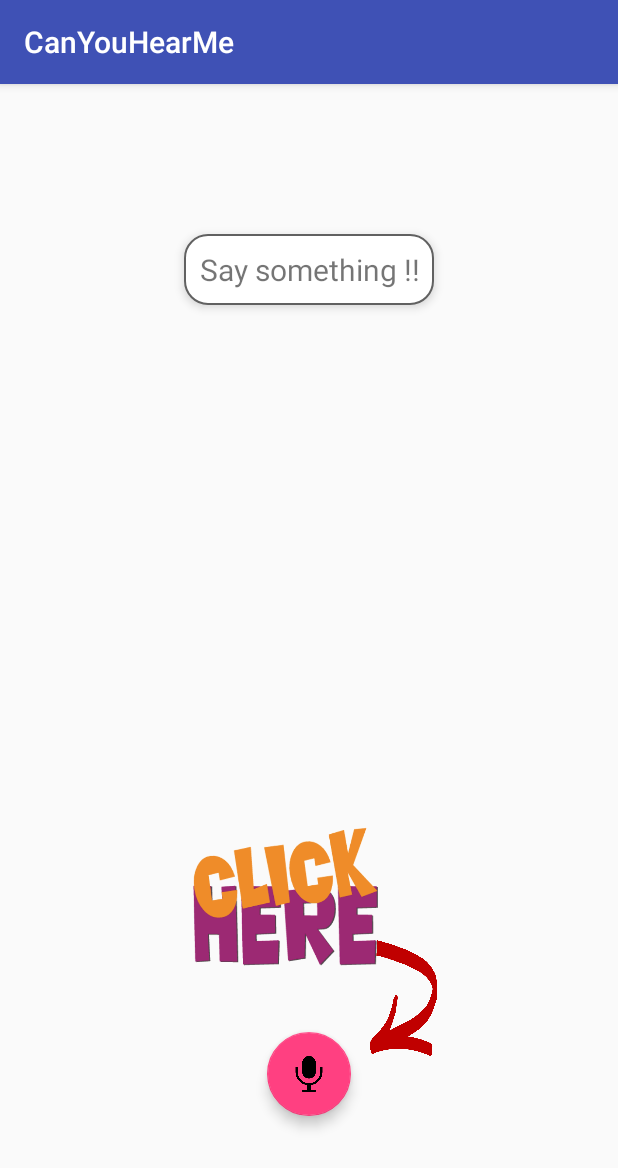
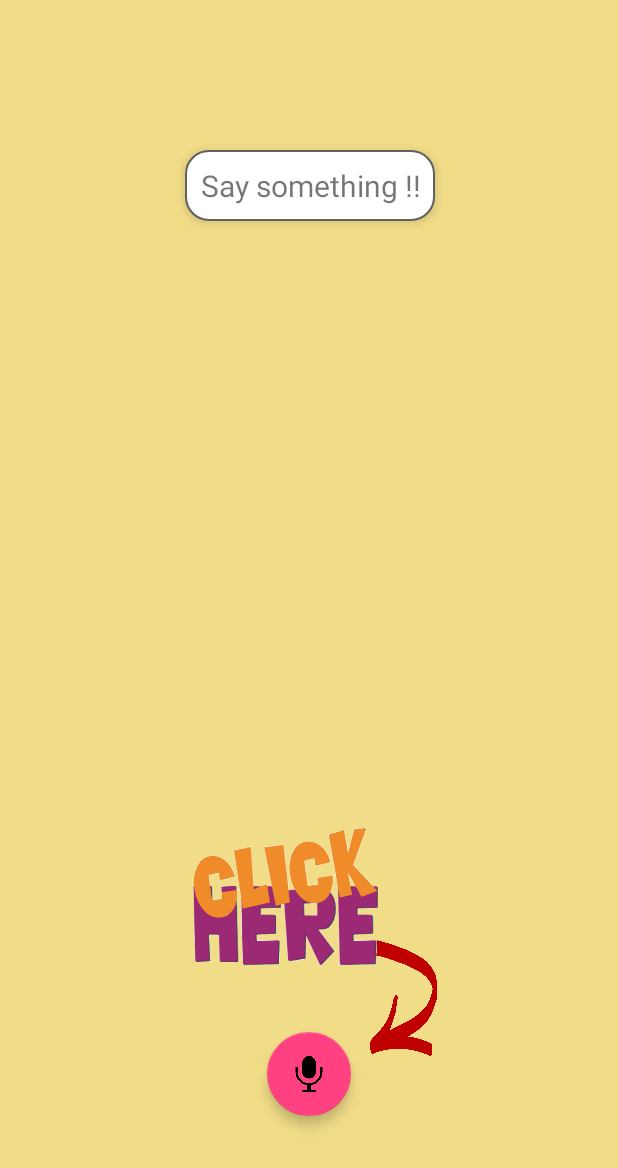
Before and after one commit to DipanshKhandelwal/CanYouHearMe, an Android app: the screen it shows after launch (MainActivity), on a phone screen of 412 x 824 dp. Shown: the top 1168 px of the screen. Run offline under Robolectric (Android 15) with nearby library versions, the phone set to English and light mode, and no system bars.

Commit message:
Removed title bar

```diff
--- a/app/src/main/java/com/example/dipansh/canyouhearme/MainActivity.java
+++ b/app/src/main/java/com/example/dipansh/canyouhearme/MainActivity.java
@@ -7,6 +7,7 @@ import android.support.design.widget.FloatingActionButton;
 import android.support.v7.app.AppCompatActivity;
 import android.os.Bundle;
 import android.view.View;
+import android.view.Window;
 import android.widget.TextView;
 
 import java.util.ArrayList;
--- a/app/src/main/res/layout/activity_main.xml
+++ b/app/src/main/res/layout/activity_main.xml
@@ -4,6 +4,7 @@
     xmlns:tools="http://schemas.android.com/tools"
     android:layout_width="match_parent"
     android:layout_height="match_parent"
+    android:background="#f1dd88"
     tools:context="com.example.dipansh.canyouhearme.MainActivity">
 
     <TextView
@@ -15,11 +16,11 @@
         android:textAlignment="center"
         android:elevation="4dp"
         android:background="@drawable/border"
-        app:layout_constraintBottom_toBottomOf="parent"
         app:layout_constraintLeft_toLeftOf="parent"
         app:layout_constraintRight_toRightOf="parent"
+        app:layout_constraintHorizontal_bias="0.502"
         app:layout_constraintTop_toTopOf="parent"
-        app:layout_constraintVertical_bias="0.139" />
+        android:layout_marginTop="100dp" />
 
     <android.support.design.widget.FloatingActionButton
         android:id="@+id/Listen"
--- a/app/src/main/res/values/styles.xml
+++ b/app/src/main/res/values/styles.xml
@@ -1,7 +1,7 @@
 <resources>
 
     <!-- Base application theme. -->
-    <style name="AppTheme" parent="Theme.AppCompat.Light.DarkActionBar">
+    <style name="AppTheme" parent="Theme.AppCompat.Light.NoActionBar">
         <!-- Customize your theme here. -->
         <item name="colorPrimary">@color/colorPrimary</item>
         <item name="colorPrimaryDark">@color/colorPrimaryDark</item>
```
